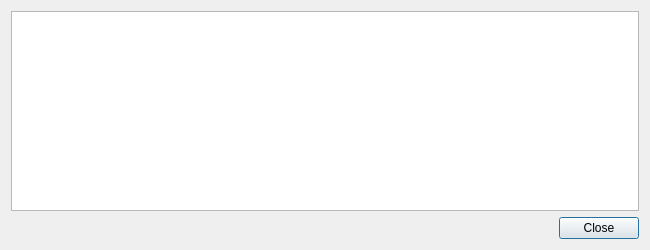
Old version of the form src/qt/forms/transactiondescdialog.ui in the repository VeriConomy/vericoin.
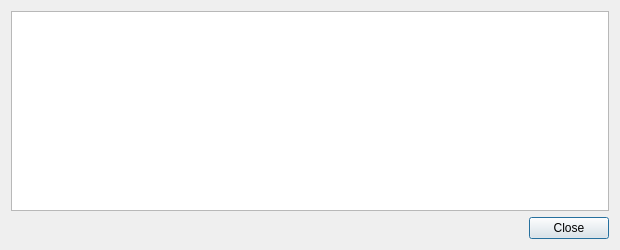
New version of the form.

```diff
--- a/src/qt/forms/transactiondescdialog.ui
+++ b/src/qt/forms/transactiondescdialog.ui
@@ -6,7 +6,7 @@
    <rect>
     <x>0</x>
     <y>0</y>
-    <width>650</width>
+    <width>620</width>
     <height>250</height>
    </rect>
   </property>
```
Left out of the diff: 18 changed lines with no effect on the pictures.
